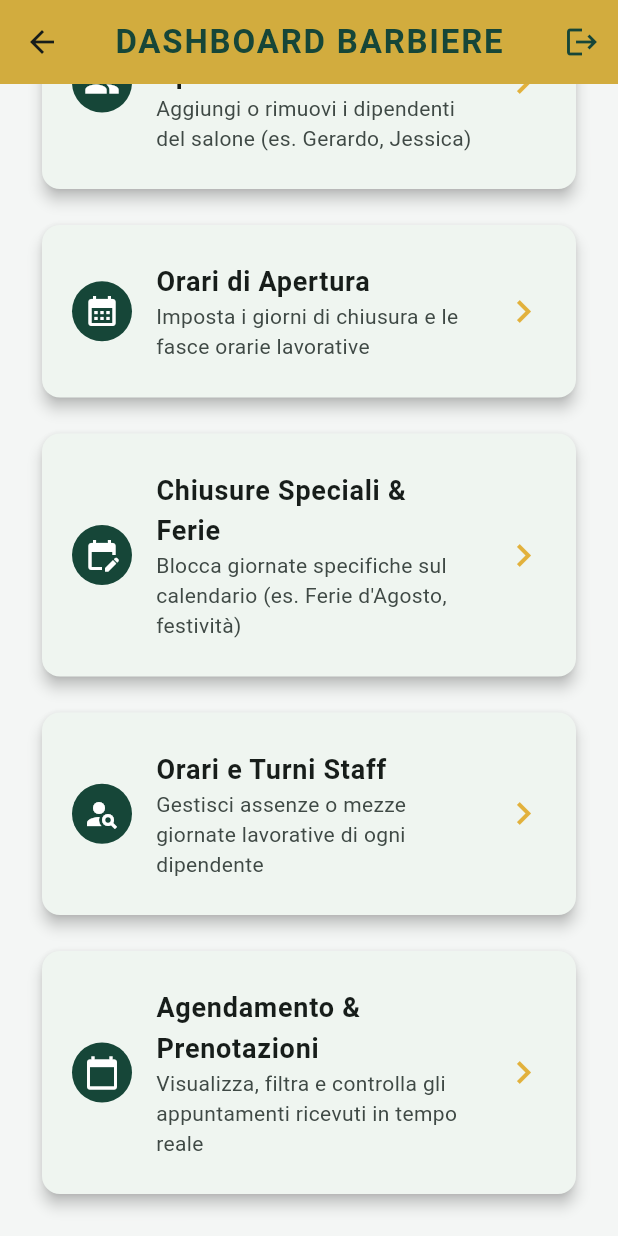
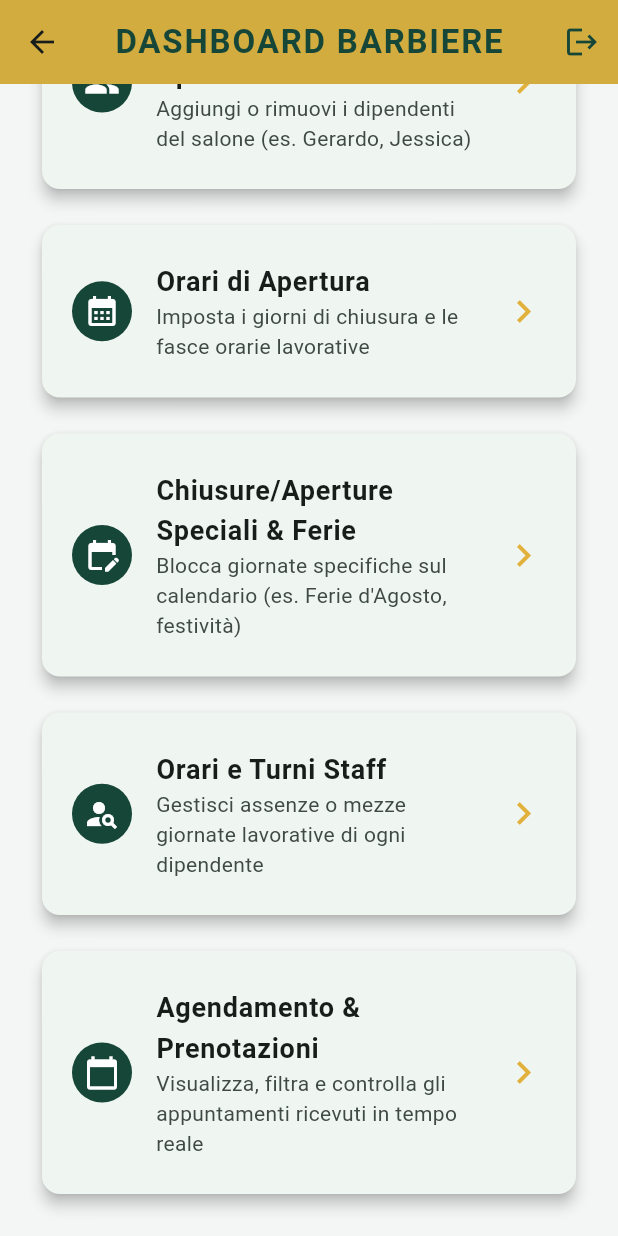
Before and after one commit to revolt234/agbarber, a Flutter app: the BarbiereHomePage screen opened directly, scrolled down 437 dp, on a phone screen of 412 x 824 dp. Run offline on Flutter 3.47's test engine with Material 3 defaults, Android fonts, the phone set to English and light mode, and no system bars; our stand-ins replace cloud_firestore, firebase_auth, firebase_core, flutter_local_notifications, timezone; accounts and stored records are empty.

Commit message:
lavoro avanzato

```diff
--- a/lib/main.dart
+++ b/lib/main.dart
@@ -330,7 +330,7 @@ class BarbiereHomePage extends StatelessWidget {
                   child: Icon(Icons.edit_calendar, color: Colors.white),
                 ),
                 title: const Text(
-                  'Chiusure Speciali & Ferie',
+                  'Chiusure/Aperture Speciali & Ferie',
                   style: TextStyle(fontWeight: FontWeight.bold, fontSize: 18),
                 ),
                 subtitle: const Text('Blocca giornate specifiche sul calendario (es. Ferie d\'Agosto, festività)'),
```
